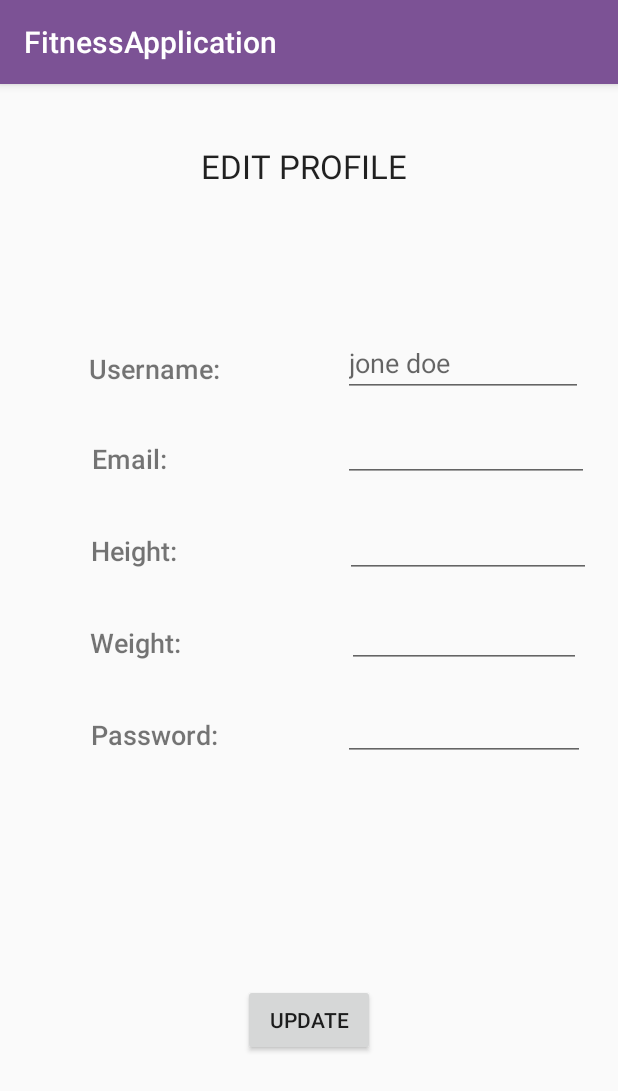
After one commit to nikolinatrudic/FitnessApplication, an Android app: the fragment EditProfileFragment placed in its activity, on a phone screen of 412 x 824 dp. The commit adds this screen. Shown: the top 1091 px of the screen. Run offline under Robolectric (Android 15) with nearby library versions, the phone set to English and light mode, and no system bars.

Commit message:
Edit profile...

```diff
--- /dev/null
+++ b/app/src/main/java/com/example/fitnessapplication/fragment/EditProfileFragment.java
@@ -0,0 +1,66 @@
+package com.example.fitnessapplication.fragment;
+
+import android.os.Bundle;
+import android.view.LayoutInflater;
+import android.view.View;
+import android.view.ViewGroup;
+import android.widget.Button;
+import android.widget.EditText;
+
+import androidx.annotation.NonNull;
+import androidx.annotation.Nullable;
+import androidx.fragment.app.Fragment;
+
+import com.example.fitnessapplication.R;
+import com.example.fitnessapplication.database.entities.User;
+import com.example.fitnessapplication.singleton.LoggedInUser;
+
+public class EditProfileFragment extends Fragment {
+
+    private Button buttonUpdate;
+    private EditText editTextUsername;
+    private EditText editTextEmail;
+    private EditText editTextHeight;
+    private EditText editTextWeight;
+    private EditText editTextPassword;
+    private User user;
+
+
+    @Override
+    public void onCreate(@Nullable Bundle savedInstanceState) {
+        super.onCreate(savedInstanceState);
+    }
+
+    @Nullable
+    @Override
+    public View onCreateView(@NonNull LayoutInflater inflater, @Nullable ViewGroup container, @Nullable Bundle savedInstanceState) {
+        View view = inflater.inflate(R.layout.fragment_edit_profile, container, false);
+
+        editTextUsername = view.findViewById(R.id.plainTextUsername);
+        editTextEmail = view.findViewById(R.id.plainTextEmail);
+        editTextHeight = view.findViewById(R.id.plainTextHeight);
+        editTextWeight = view.findViewById(R.id.plainTextWeight);
+        editTextPassword = view.findViewById(R.id.plainTextPassword);
+
+        if (LoggedInUser.getInstance().getUser() != null) {
+            user = LoggedInUser.getInstance().getUser();
+
+            editTextUsername.setText(user.getUsername());
+            editTextEmail.setText(user.getEmail());
+            editTextHeight.setText(user.getHeight() + "");
+            editTextWeight.setText(user.getWeight() + "");
+            editTextPassword.setText(user.getPassword());
+        }
+
+        buttonUpdate = view.findViewById(R.id.buttonUpdate);
+        buttonUpdate.setOnClickListener(new View.OnClickListener() {
+            @Override
+            public void onClick(View v) {
+
+            }
+
+        });
+
+        return view;
+    }
+}
--- a/app/src/main/java/com/example/fitnessapplication/fragment/ProfileFragment.java
+++ b/app/src/main/java/com/example/fitnessapplication/fragment/ProfileFragment.java
@@ -6,12 +6,15 @@ import android.util.Log;
 import android.view.LayoutInflater;
 import android.view.View;
 import android.view.ViewGroup;
+import android.widget.Button;
 import android.widget.ImageView;
 import android.widget.TextView;
 
 import androidx.annotation.NonNull;
 import androidx.annotation.Nullable;
 import androidx.fragment.app.Fragment;
+import androidx.fragment.app.FragmentManager;
+import androidx.fragment.app.FragmentTransaction;
 
 import com.example.fitnessapplication.R;
 import com.example.fitnessapplication.database.entities.User;
@@ -28,6 +31,7 @@ public class ProfileFragment extends Fragment {
     private TextView textViewEmail;
     private TextView textViewHeight;
     private TextView textViewWeight;
+    private Button buttonEdit;
 
     public ProfileFragment() {
     }
@@ -63,6 +67,20 @@ public class ProfileFragment extends Fragment {
 
         }
 
+        buttonEdit = view.findViewById(R.id.buttonEditProfile);
+
+        buttonEdit.setOnClickListener(new View.OnClickListener() {
+            @Override
+            public void onClick(View v) {
+                FragmentManager fragmentManager = getActivity().getSupportFragmentManager();
+                FragmentTransaction fragmentTransaction = fragmentManager.beginTransaction();
+
+                EditProfileFragment editProfileFragment = new EditProfileFragment();
+                fragmentTransaction.replace(R.id.fragment_container, editProfileFragment);
+                fragmentTransaction.commit();
+            }
+        });
+
         return view;
     }
 }
--- /dev/null
+++ b/app/src/main/res/layout/fragment_edit_profile.xml
@@ -0,0 +1,163 @@
+<?xml version="1.0" encoding="utf-8"?>
+<androidx.constraintlayout.widget.ConstraintLayout
+    xmlns:android="http://schemas.android.com/apk/res/android"
+    xmlns:app="http://schemas.android.com/apk/res-auto"
+    xmlns:tools="http://schemas.android.com/tools"
+    android:layout_width="match_parent"
+    android:layout_height="match_parent">
+
+    <TextView
+        android:id="@+id/textView8"
+        android:layout_width="144dp"
+        android:layout_height="37dp"
+        android:layout_marginTop="40dp"
+        android:text="@string/edit_profile"
+        android:textAppearance="@style/TextAppearance.AppCompat.Large"
+        app:layout_constraintEnd_toEndOf="parent"
+        app:layout_constraintStart_toStartOf="parent"
+        app:layout_constraintTop_toTopOf="parent" />
+
+    <androidx.constraintlayout.widget.Guideline
+        android:id="@+id/guideline2"
+        android:layout_width="wrap_content"
+        android:layout_height="wrap_content"
+        android:orientation="vertical"
+        app:layout_constraintGuide_percent="0.5" />
+
+    <TextView
+        android:id="@+id/textView10"
+        android:layout_width="wrap_content"
+        android:layout_height="wrap_content"
+        android:layout_marginTop="100dp"
+        android:fontFamily="sans-serif-medium"
+        android:text="@string/username"
+        android:textSize="18sp"
+        app:layout_constraintEnd_toStartOf="@+id/guideline2"
+        app:layout_constraintStart_toStartOf="parent"
+        app:layout_constraintTop_toBottomOf="@+id/textView8" />
+
+    <TextView
+        android:id="@+id/textView13"
+        android:layout_width="83dp"
+        android:layout_height="26dp"
+        android:layout_marginTop="35dp"
+        android:fontFamily="sans-serif-medium"
+        android:text="@string/email"
+        android:textSize="18sp"
+        app:layout_constraintEnd_toStartOf="@+id/guideline2"
+        app:layout_constraintStart_toStartOf="parent"
+        app:layout_constraintTop_toBottomOf="@+id/textView10" />
+
+    <TextView
+        android:id="@+id/textView14"
+        android:layout_width="83dp"
+        android:layout_height="26dp"
+        android:layout_marginTop="35dp"
+        android:fontFamily="sans-serif-medium"
+        android:text="@string/height"
+        android:textSize="18sp"
+        app:layout_constraintEnd_toStartOf="@+id/guideline2"
+        app:layout_constraintHorizontal_bias="0.495"
+        app:layout_constraintStart_toStartOf="parent"
+        app:layout_constraintTop_toBottomOf="@+id/textView13" />
+
+    <TextView
+        android:id="@+id/textView15"
+        android:layout_width="83dp"
+        android:layout_height="26dp"
+        android:layout_marginTop="35dp"
+        android:fontFamily="sans-serif-medium"
+        android:text="@string/weight"
+        android:textSize="18sp"
+        app:layout_constraintEnd_toStartOf="@+id/guideline2"
+        app:layout_constraintHorizontal_bias="0.487"
+        app:layout_constraintStart_toStartOf="parent"
+        app:layout_constraintTop_toBottomOf="@+id/textView14" />
+
+    <Button
+        android:id="@+id/buttonUpdate"
+        android:layout_width="wrap_content"
+        android:layout_height="wrap_content"
+        android:layout_marginBottom="120dp"
+        android:text="@string/update"
+        app:layout_constraintBottom_toBottomOf="parent"
+        app:layout_constraintEnd_toEndOf="parent"
+        app:layout_constraintStart_toStartOf="parent" />
+
+    <EditText
+        android:id="@+id/plainTextUsername"
+        android:layout_width="160dp"
+        android:layout_height="39dp"
+        android:layout_marginTop="92dp"
+        android:ems="10"
+        android:hint="@string/jone_doe"
+        android:importantForAutofill="no"
+        android:inputType="textPersonName"
+        app:layout_constraintEnd_toEndOf="parent"
+        app:layout_constraintHorizontal_bias="0.488"
+        app:layout_constraintStart_toStartOf="@+id/guideline2"
+        app:layout_constraintTop_toBottomOf="@+id/textView8" />
+
+    <EditText
+        android:id="@+id/plainTextEmail"
+        android:layout_width="164dp"
+        android:layout_height="39dp"
+        android:layout_marginTop="17dp"
+        android:ems="10"
+        android:importantForAutofill="no"
+        android:inputType="text"
+        app:layout_constraintEnd_toEndOf="parent"
+        app:layout_constraintHorizontal_bias="0.536"
+        app:layout_constraintStart_toStartOf="@+id/guideline2"
+        app:layout_constraintTop_toBottomOf="@+id/plainTextUsername" />
+
+    <EditText
+        android:id="@+id/plainTextHeight"
+        android:layout_width="164dp"
+        android:layout_height="44dp"
+        android:layout_marginTop="20dp"
+        android:ems="10"
+        android:importantForAutofill="no"
+        android:inputType="text"
+        app:layout_constraintEnd_toEndOf="parent"
+        app:layout_constraintHorizontal_bias="0.565"
+        app:layout_constraintStart_toStartOf="@+id/guideline2"
+        app:layout_constraintTop_toBottomOf="@+id/plainTextEmail" />
+
+    <EditText
+        android:id="@+id/plainTextWeight"
+        android:layout_width="156dp"
+        android:layout_height="40dp"
+        android:layout_marginTop="20dp"
+        android:ems="10"
+        android:importantForAutofill="no"
+        android:inputType="text"
+        app:layout_constraintEnd_toEndOf="parent"
+        app:layout_constraintStart_toStartOf="@+id/guideline2"
+        app:layout_constraintTop_toBottomOf="@+id/plainTextHeight" />
+
+    <TextView
+        android:id="@+id/textView16"
+        android:layout_width="wrap_content"
+        android:layout_height="wrap_content"
+        android:layout_marginTop="35dp"
+        android:fontFamily="sans-serif-medium"
+        android:text="@string/password"
+        android:textSize="18sp"
+        app:layout_constraintEnd_toStartOf="@+id/guideline2"
+        app:layout_constraintStart_toStartOf="parent"
+        app:layout_constraintTop_toBottomOf="@+id/textView15" />
+
+    <EditText
+        android:id="@+id/plainTextPassword"
+        android:layout_width="161dp"
+        android:layout_height="42dp"
+        android:layout_marginTop="20dp"
+        android:ems="10"
+        android:importantForAutofill="no"
+        android:inputType="textPassword"
+        app:layout_constraintEnd_toEndOf="parent"
+        app:layout_constraintStart_toStartOf="@+id/guideline2"
+        app:layout_constraintTop_toBottomOf="@+id/plainTextWeight" />
+
+</androidx.constraintlayout.widget.ConstraintLayout>
--- a/app/src/main/res/values/strings.xml
+++ b/app/src/main/res/values/strings.xml
@@ -5,4 +5,13 @@
 
     <string name="navigation_drawer_open">Open navigation drawer</string>
     <string name="navigation_drawer_close">Close navigation drawer</string>
+    <string name="edit_profile">EDIT PROFILE</string>
+    <string name="username">Username:</string>
+    <string name="email">Email:</string>
+    <string name="height">Height:</string>
+    <string name="weight">Weight:</string>
+    <string name="update">UPDATE</string>
+    <string name="name">Name</string>
+    <string name="jone_doe">jone doe</string>
+    <string name="password">Password:</string>
 </resources>
```
